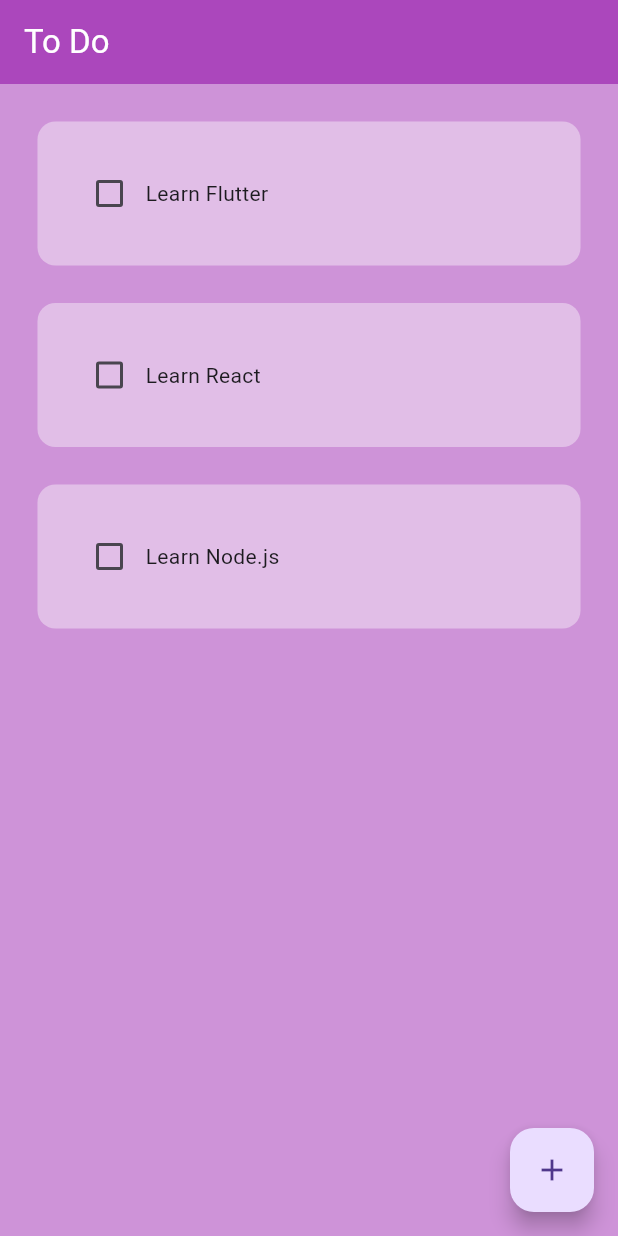
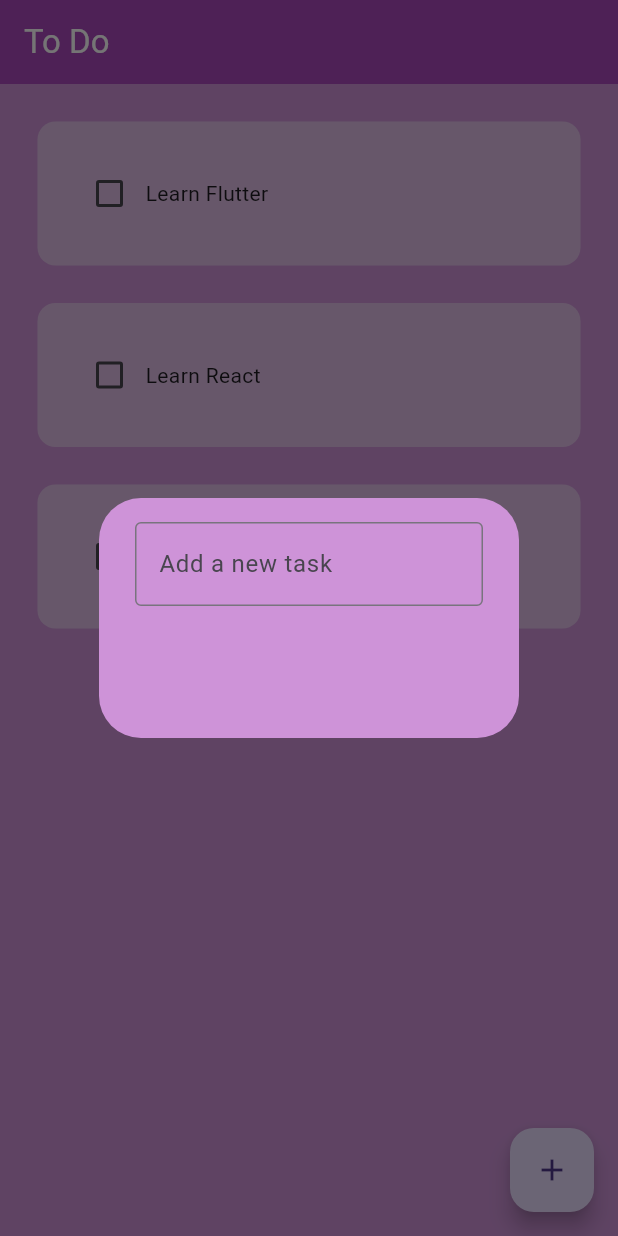
Before and after one commit to umangawije/flutter_basics, a Flutter app: the screen it shows after launch, after a tap on the "add" icon, on a phone screen of 412 x 824 dp. Run offline on Flutter 3.47's test engine with Material 3 defaults, Android fonts, the phone set to English and light mode, and no system bars.

Commit message:
add textfield

```diff
--- a/lib/pages/home_page.dart
+++ b/lib/pages/home_page.dart
@@ -1,5 +1,6 @@
 import 'dart:ui';
 import 'package:flutter/material.dart';
+import 'package:flutter_basics/pages/util/dialog_box.dart';
 import 'package:flutter_basics/pages/util/todo_tile.dart';
 
 class HomePage extends StatefulWidget {
@@ -23,6 +24,16 @@ class _HomePageState extends State<HomePage> {
     });
   }
 
+  //Create new task
+  void createNewTask() {
+    showDialog(
+      context: context,
+      builder: (context) {
+        return DialogBox();
+      },
+    );
+  }
+
   @override
   Widget build(BuildContext context) {
     return Scaffold(
@@ -33,9 +44,10 @@ class _HomePageState extends State<HomePage> {
       ),
 
       floatingActionButton: FloatingActionButton(
-        onPressed: () {},
+        onPressed: createNewTask,
         child: Icon(Icons.add),
       ),
+
       body: ListView.builder(
         itemCount: toDoList.length,
         itemBuilder: (context, index) {
--- a/lib/pages/util/dialog_box.dart
+++ b/lib/pages/util/dialog_box.dart
@@ -5,6 +5,21 @@ class DialogBox extends StatelessWidget {
 
   @override
   Widget build(BuildContext context) {
-    return AlertDialog();
+    return AlertDialog(
+      backgroundColor: Colors.purple[200],
+      content: Container(
+        height: 120,
+        child: Column(
+          children: [
+            TextField(
+              decoration: InputDecoration(
+                hintText: "Add a new task",
+                border: OutlineInputBorder(),
+              ),
+            ),
+          ],
+        ),
+      ),
+    );
   }
 }
```
